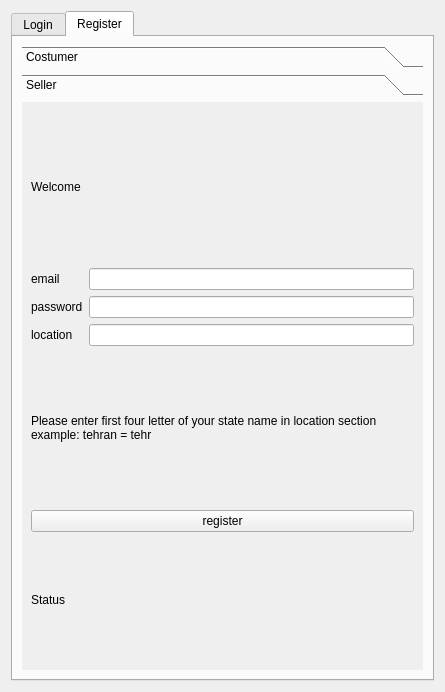
This is GUI_FILES/LoginRegister/login_register.ui in AP-1400-2/G3-Final as Qt 5 draws it before an edit. The edited form follows.
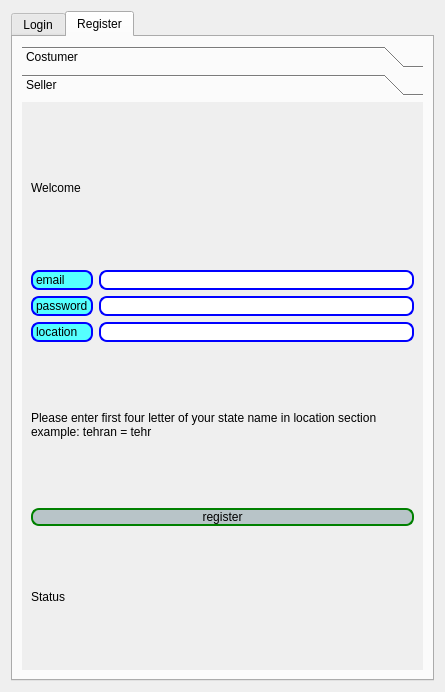
This is the edited form. The open tabs and pages were chosen to show the change.

Commit message: add login_register ui

```diff
--- a/GUI_FILES/LoginRegister/login_register.ui
+++ b/GUI_FILES/LoginRegister/login_register.ui
@@ -312,8 +312,8 @@
            <rect>
             <x>0</x>
             <y>0</y>
-            <width>400</width>
-            <height>536</height>
+            <width>403</width>
+            <height>576</height>
            </rect>
           </property>
           <attribute name="label">
@@ -326,6 +326,11 @@
               <layout class="QVBoxLayout" name="verticalLayout_3">
                <item>
                 <widget class="QPushButton" name="seller_register_button">
+                 <property name="styleSheet">
+                  <string notr="true">border:2px solid green;
+background-color: rgb(184, 196, 200);
+border-radius: 8%</string>
+                 </property>
                  <property name="text">
                   <string>register</string>
                  </property>
@@ -350,13 +355,31 @@
              <item row="1" column="0">
               <layout class="QGridLayout" name="gridLayout_15">
                <item row="0" column="2">
-                <widget class="QLineEdit" name="seller_register_email_line"/>
+                <widget class="QLineEdit" name="seller_register_email_line">
+                 <property name="styleSheet">
+                  <string notr="true">border:2px solid blue;
+color: rgb(85, 85, 0);
+border-radius: 8%</string>
+                 </property>
+                </widget>
                </item>
                <item row="1" column="2">
-                <widget class="QLineEdit" name="seller_register_password_line"/>
+                <widget class="QLineEdit" name="seller_register_password_line">
+                 <property name="styleSheet">
+                  <string notr="true">border:2px solid blue;
+color: rgb(85, 85, 0);
+border-radius: 8%</string>
+                 </property>
+                </widget>
                </item>
                <item row="0" column="0">
                 <widget class="QLabel" name="seller_register_email_label">
+                 <property name="styleSheet">
+                  <string notr="true">border:2px solid blue;
+border-radius: 8%;
+
+background-color: rgb(85, 255, 255);</string>
+                 </property>
                  <property name="text">
                   <string>email</string>
                  </property>
@@ -364,16 +387,34 @@
                </item>
                <item row="1" column="0">
                 <widget class="QLabel" name="seller_register_pass_label">
+                 <property name="styleSheet">
+                  <string notr="true">border:2px solid blue;
+border-radius: 8%;
+
+background-color: rgb(85, 255, 255);</string>
+                 </property>
                  <property name="text">
                   <string>password</string>
                  </property>
                 </widget>
                </item>
                <item row="2" column="2">
-                <widget class="QLineEdit" name="seller_register_location_line"/>
+                <widget class="QLineEdit" name="seller_register_location_line">
+                 <property name="styleSheet">
+                  <string notr="true">border:2px solid blue;
+color: rgb(85, 85, 0);
+border-radius: 8%</string>
+                 </property>
+                </widget>
                </item>
                <item row="2" column="0">
                 <widget class="QLabel" name="seller_register_location_label">
+                 <property name="styleSheet">
+                  <string notr="true">border:2px solid blue;
+border-radius: 8%;
+
+background-color: rgb(85, 255, 255);</string>
+                 </property>
                  <property name="text">
                   <string>location</string>
                  </property>
```
Left out of the diff: 135 changed lines with no effect on the pictures.
